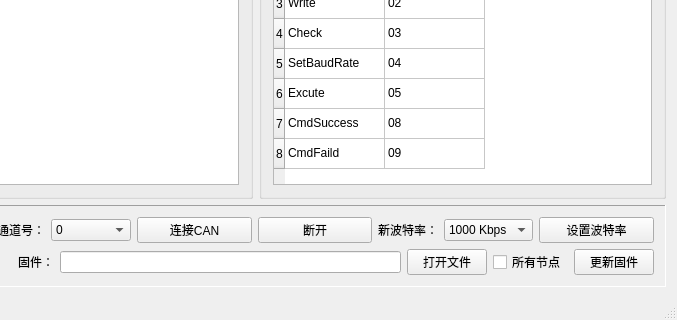
First picture: the form in source/mainwindow_ch.ui, repository 596142041/CANBootloader-Qt, before the edit; both pictures show x 166 to 843 and y 192 to 512 of the 843 by 512 pixel window.
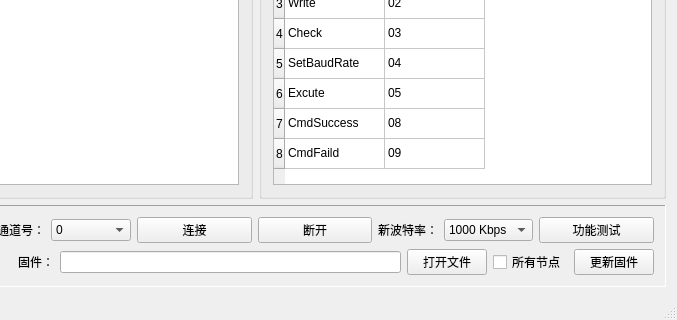
Second picture: the form after the edit. Icons and pictures are not drawn.

Commit message: 工程文件更改

What changed in the file:
```diff
--- a/source/mainwindow_ch.ui
+++ b/source/mainwindow_ch.ui
@@ -379,7 +379,7 @@
              <item>
               <widget class="QPushButton" name="Connect_USB_CAN">
                <property name="text">
-                <string>连接CAN</string>
+                <string>连接</string>
                </property>
               </widget>
              </item>
@@ -453,7 +453,7 @@
                 </size>
                </property>
                <property name="text">
-                <string>设置波特率</string>
+                <string>功能测试</string>
                </property>
               </widget>
              </item>
```
The commit also changes 1 other file.
